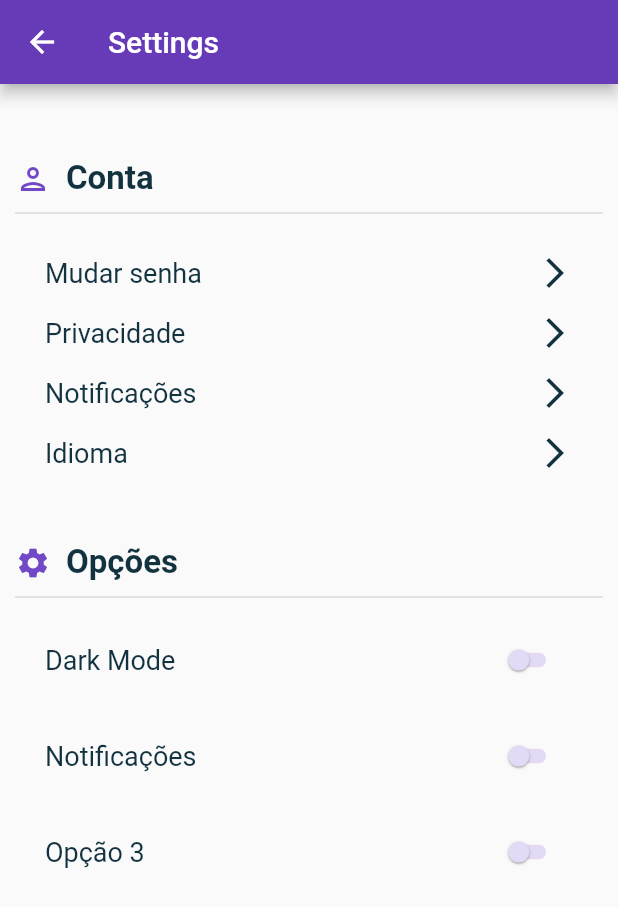
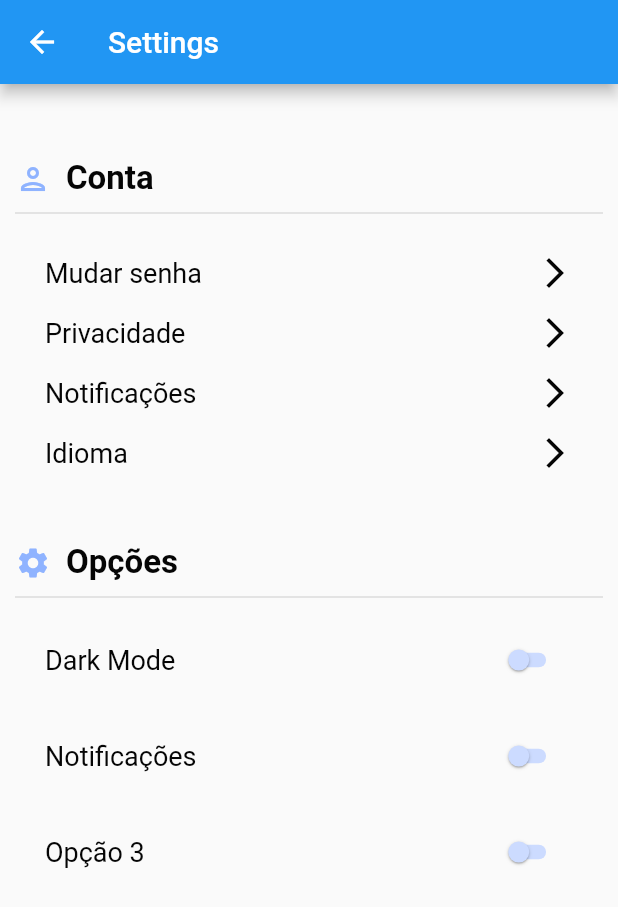
Before and after one commit to commandee/mobile, a Flutter app: the SettingsPage screen opened directly, on a phone screen of 412 x 824 dp. Shown: the top 907 px of the screen. Run offline on Flutter 3.47's test engine with Material 2 defaults, Android fonts, the phone set to English and light mode, and no system bars.

Commit message:
tentando implementar dark mode mas preguiça kk

```diff
--- a/lib/components/comanda.dart
+++ b/lib/components/comanda.dart
@@ -18,8 +18,10 @@ class Commanda extends StatelessWidget {
           ),
           child: ListTile(
             title: Text(nome,
-                style:
-                    const TextStyle(fontSize: 20, fontWeight: FontWeight.bold, color: texto)),
+                style: const TextStyle(
+                    fontSize: 20,
+                    fontWeight: FontWeight.bold,
+                    color: textoLight)),
             subtitle: Text(
               descricao,
               style: const TextStyle(fontSize: 15),
--- a/lib/components/dropdown_resturantes.dart
+++ b/lib/components/dropdown_resturantes.dart
@@ -35,7 +35,7 @@ class _DropdownRestauranteState extends State<DropdownRestaurante> {
             selectedValue = value.toString();
           });
         },
-        icon: const Icon(Icons.arrow_drop_down_circle, color: primary),
+        icon: const Icon(Icons.arrow_drop_down_circle, color: primaryLight),
         decoration: const InputDecoration(
           labelText: "Seus restaurantes",
           prefixIcon: Icon(Icons.restaurant),
--- a/lib/components/foto_perfil.dart
+++ b/lib/components/foto_perfil.dart
@@ -5,14 +5,11 @@ import '../constants.dart';
 class ProfilePic extends StatefulWidget {
   ProfilePic({super.key});
 
-
-
   @override
   State<ProfilePic> createState() => _ProfilePicState();
 }
 
 class _ProfilePicState extends State<ProfilePic> {
-
   @override
   Widget build(BuildContext context) {
     return Container(
@@ -21,7 +18,7 @@ class _ProfilePicState extends State<ProfilePic> {
       decoration: BoxDecoration(
         color: Colors.white,
         border: Border.all(
-          color: accent,
+          color: accentLight,
           width: 1.0,
         ),
         borderRadius: BorderRadius.circular(50),
--- a/lib/constants.dart
+++ b/lib/constants.dart
@@ -7,8 +7,17 @@ const String senha = "12345678";
 const String profilePic = "assets/images/profile.jpg";
 
 //Paleta de Cores
-const Color fundoClaro = Color(0xFFEFEEF3);
-const Color texto = Color(0xFF123240);
-const primary = Color(0XFF7149c6);
-const secondary = Color(0XFFE3DBF5);
-const accent = Color(0XFFFC314F);
+
+//Modo Claro
+const Color fundoLight = Color(0xFFFAFAFA);
+const Color textoLight = Color(0xFF050505);
+const primaryLight = Color(0XFF8FB3FF);
+const secondaryLight = Color(0XFFCCDBFF);
+const accentLight = Color(0XFFE11E72);
+
+//Modo Escuro
+const Color fundoDark = Color(0xFF050505);
+const Color textoDark = Color(0xFFFAFAFA);
+const primaryDark = Color(0XFF8FB3FF);
+const secondaryDark = Color(0XFF000F33);
+const accentDark = Color(0XFFED78AB);
--- a/lib/pages/settings.dart
+++ b/lib/pages/settings.dart
@@ -15,7 +15,7 @@ class _SettingsPageState extends State<SettingsPage> {
 
   bool valNotif3 = false;
 
-  onChangeFunction1(bool newValue1) {
+  trocarTema(bool newValue1) {
     setState(() {
       valNotif1 = newValue1;
     });
@@ -45,11 +45,11 @@ class _SettingsPageState extends State<SettingsPage> {
               const SizedBox(
                 height: 40,
               ),
-              Row(
+              const Row(
                 children: [
                   Icon(
                     Icons.person_outlined,
-                    color: primary,
+                    color: primaryLight,
                   ),
                   SizedBox(
                     width: 10,
@@ -59,29 +59,29 @@ class _SettingsPageState extends State<SettingsPage> {
                     style: TextStyle(
                         fontSize: 22,
                         fontWeight: FontWeight.bold,
-                        color: texto),
+                        color: textoLight),
                   )
                 ],
               ),
-              Divider(
+             const Divider(
                 height: 20,
                 thickness: 1,
               ),
-              SizedBox(
+              const SizedBox(
                 height: 10,
               ),
               buildAccountOption(context, "Mudar senha"),
               buildAccountOption(context, "Privacidade"),
               buildAccountOption(context, "Notificações"),
               buildAccountOption(context, "Idioma"),
-              SizedBox(
+              const SizedBox(
                 height: 40,
               ),
-              Row(
+              const Row(
                 children: [
                   Icon(
                     Icons.settings,
-                    color: primary,
+                    color: primaryLight,
                   ),
                   SizedBox(
                     width: 10,
@@ -91,15 +91,15 @@ class _SettingsPageState extends State<SettingsPage> {
                     style: TextStyle(
                         fontSize: 22,
                         fontWeight: FontWeight.bold,
-                        color: texto),
+                        color: textoLight),
                   )
                 ],
               ),
-              Divider(
+              const Divider(
                 height: 20,
                 thickness: 1,
               ),
-              buildNotifOption("Dark Mode", valNotif1, onChangeFunction1),
+              buildNotifOption("Dark Mode", valNotif1, trocarTema),
               buildNotifOption("Notificações", valNotif2, onChangeFunction2),
               buildNotifOption("Opção 3", valNotif3, onChangeFunction3),
             ])));
@@ -112,9 +112,7 @@ Padding buildNotifOption(String title, bool value, Function onChangeMethod) {
     child: Row(
       mainAxisAlignment: MainAxisAlignment.spaceBetween,
       children: [
-        Text(title,
-            style: TextStyle(
-                fontSize: 18, color: texto)),
+        Text(title, style: TextStyle(fontSize: 18, color: textoLight)),
         Transform.scale(
           scale: 0.7,
           child: Switch(
@@ -122,10 +120,10 @@ Padding buildNotifOption(String title, bool value, Function onChangeMethod) {
             onChanged: (bool newValue) {
               onChangeMethod(newValue);
             },
-            activeColor: primary,
-            activeTrackColor: primary,
-            inactiveThumbColor: secondary,
-            inactiveTrackColor: secondary,
+            activeColor: primaryLight,
+            activeTrackColor: primaryLight,
+            inactiveThumbColor: secondaryLight,
+            inactiveTrackColor: secondaryLight,
           ),
         )
       ],
@@ -166,12 +164,11 @@ GestureDetector buildAccountOption(BuildContext context, String title) {
           children: [
             Text(
               title,
-              style: TextStyle(
-                  fontSize: 18, color: texto),
+              style: TextStyle(fontSize: 18, color: textoLight),
             ),
             Icon(
               Icons.arrow_forward_ios,
-              color: texto,
+              color: textoLight,
             )
           ],
         ),
```
Also changed, not shown: lib/classes/temas.dart (added, +17 -0 lines), lib/components/filtros.dart (+4 -3 lines), lib/components/form_textfield.dart (+6 -3 lines), lib/components/info_textfield.dart (+11 -4 lines), lib/main.dart (+2 -5 lines), lib/pages/forgot_password.dart (+6 -8 lines), lib/pages/home.dart (+9 -14 lines), lib/pages/login.dart (+13 -12 lines), lib/pages/profile.dart (+23 -11 lines), lib/pages/register.dart (+10 -9 lines), lib/pages/welcome.dart (+6 -7 lines).
